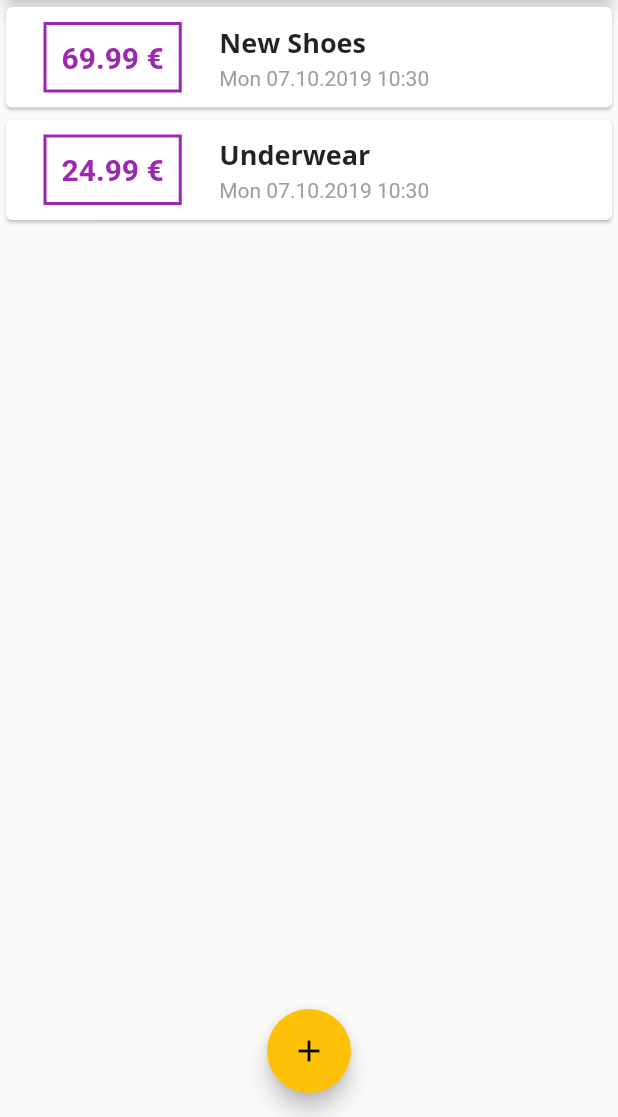
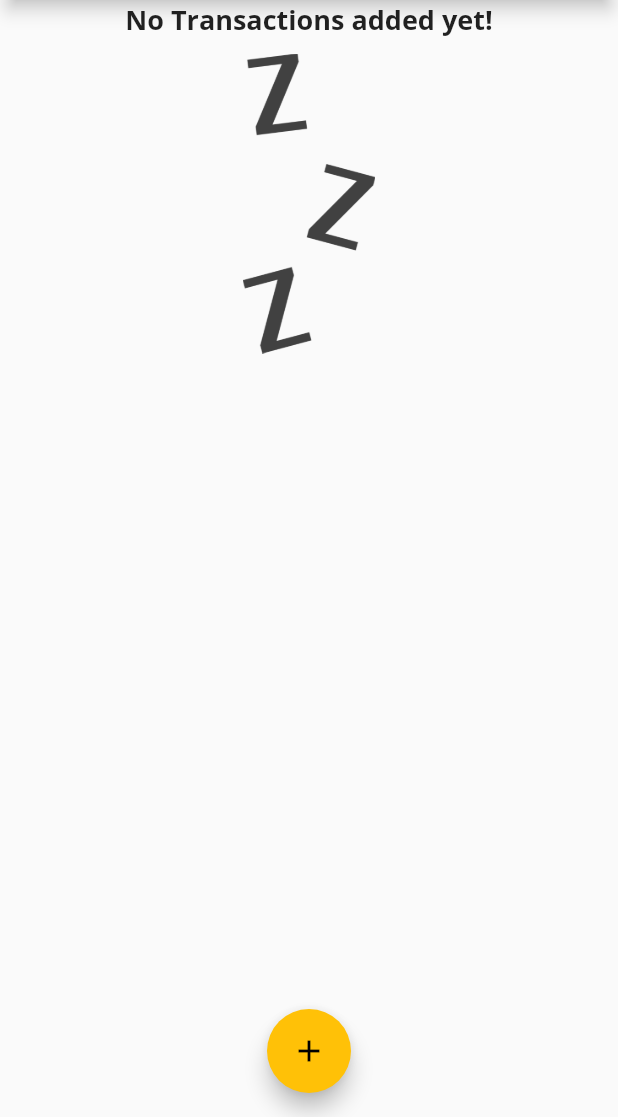
Before and after one commit to raphaelpinel/personal-finances-flutter-app, a Flutter app: the screen it shows after launch, on a phone screen of 412 x 824 dp, the part 119-1236 px from its top. Run offline on Flutter 3.47's test engine with Material 2 defaults, Android fonts, the phone set to English and light mode, and no system bars.

Commit message:
add image if no transaction

```diff
--- a/lib/main.dart
+++ b/lib/main.dart
@@ -11,6 +11,7 @@ class MyApp extends StatelessWidget {
   Widget build(BuildContext context) {
     return MaterialApp(
       title: 'Personal Expenses',
+      debugShowCheckedModeBanner: false,
       theme: ThemeData(
           primarySwatch: Colors.purple,
           accentColor: Colors.amber,
@@ -45,18 +46,18 @@ class MyHomePage extends StatefulWidget {
 
 class _MyHomePageState extends State<MyHomePage> {
   final List<Transaction> _userTransactions = [
-    Transaction(
-      id: 't1',
-      title: 'New Shoes',
-      amount: 69.99,
-      date: DateTime.now(),
-    ),
-    Transaction(
-      id: 't2',
-      title: 'Underwear',
-      amount: 24.99,
-      date: DateTime.now(),
-    )
+    // Transaction(
+    //   id: 't1',
+    //   title: 'New Shoes',
+    //   amount: 69.99,
+    //   date: DateTime.now(),
+    // ),
+    // Transaction(
+    //   id: 't2',
+    //   title: 'Underwear',
+    //   amount: 24.99,
+    //   date: DateTime.now(),
+    // )
   ];
   void _addNewTransaction(String title, double amount) {
     final newTx = Transaction(
--- a/lib/widgets/transaction_list.dart
+++ b/lib/widgets/transaction_list.dart
@@ -10,7 +10,24 @@ class TransactionList extends StatelessWidget {
   Widget build(BuildContext context) {
     return Container(
       height: 300,
-      child: ListView.builder(
+      child: transactions.isEmpty
+          ? Column(
+              children: <Widget>[
+                Text(
+                  'No Transactions added yet!',
+                  style: Theme.of(context).textTheme.title,
+                ),
+                SizedBox(height: 10),
+                Container(
+                  height: 200,
+                  child: Image.asset(
+                    'assets/images/waiting.png',
+                    fit: BoxFit.cover,
+                  ),
+                ),
+              ],
+            )
+          : ListView.builder(
               itemBuilder: (ctx, index) {
                 return Card(
                   child: Row(
--- a/pubspec.yaml
+++ b/pubspec.yaml
@@ -42,8 +42,8 @@ flutter:
   uses-material-design: true
 
   # To add assets to your application, add an assets section, like this:
-  # assets:
-  #  - images/a_dot_burr.jpeg
+  assets:
+   - assets/images/waiting.png
   #  - images/a_dot_ham.jpeg
 
   # An image asset can refer to one or more resolution-specific "variants", see
```
Also changed, not shown: assets/images/waiting.png (added). Lines whose indentation alone changed are shown as unchanged.
